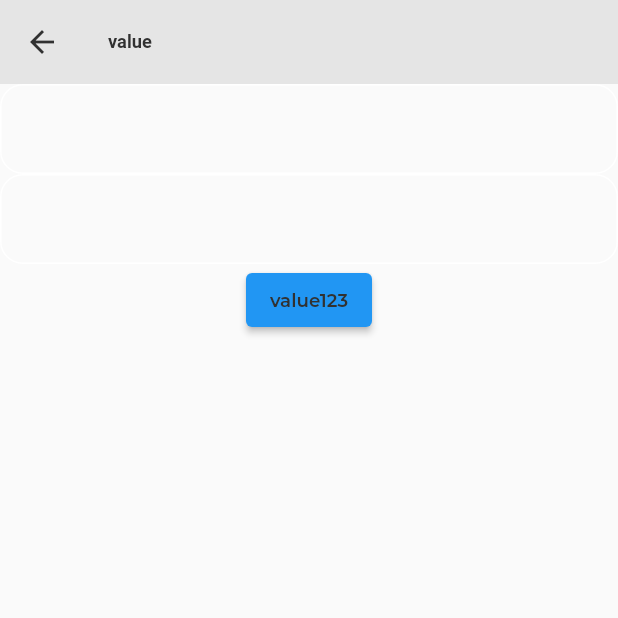
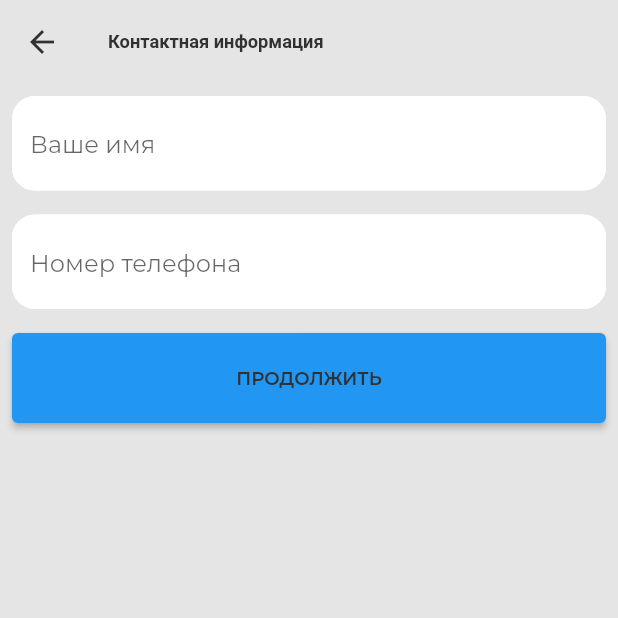
Before and after one commit to stahanfx/bitapp, a Flutter app: the LightRegistrationPage screen opened by its route, on a phone screen of 412 x 824 dp, the top half of it. Run offline on Flutter 3.47's test engine with Material 2 defaults, Android fonts, the phone set to English and light mode, and no system bars; our stand-ins replace custom_navigation_bar, dio, easy_debounce, easy_localization, equatable, flutter_screenutil and 3 more; accounts and stored records are empty; network calls fail; statements that could not run were skipped.

Commit message:
0.0.5.6.1

```diff
--- a/lib/core/services/api/user/user_model.dart
+++ b/lib/core/services/api/user/user_model.dart
@@ -73,11 +73,14 @@ class UserModel {
   @JsonKey(name: 'fuser_id')
   int? fuserId;
   @JsonKey(name: 'result')
+  String? name;
+  @JsonKey(name: 'resultName')
   String? phoneNumber;
 
   UserModel({
     required this.userId,
     required this.fuserId,
+    required this.name,
     required this.phoneNumber,
   });
 
--- a/lib/main.dart
+++ b/lib/main.dart
@@ -1,6 +1,8 @@
 import 'package:bitapp/views/basket/basket_page.dart';
 import 'package:bitapp/views/catalog/catalog_model.dart';
 import 'package:bitapp/views/home/home_model.dart';
+import 'package:bitapp/views/ordering/create/order_create_page.dart';
+import 'package:bitapp/views/ordering/create/order_create_page_model.dart';
 import 'package:bitapp/views/ordering/delivery/delivery_page.dart';
 import 'package:bitapp/views/ordering/delivery/delivery_page_model.dart';
 import 'package:bitapp/views/ordering/light_registration/light_registration_model.dart';
@@ -66,6 +68,7 @@ class MyApp extends StatelessWidget {
           ChangeNotifierProvider(create: (_) => LightRegistrationPageModel()),
           ChangeNotifierProvider(create: (_) => OrderDeliveryPageModel()),
           ChangeNotifierProvider(create: (_) => OrderPaymentPageModel()),
+          ChangeNotifierProvider(create: (_) => OrderCreatePageModel()),
           ChangeNotifierProvider(
               create: (_) => ProfilePageModel(), lazy: false),
         ],
@@ -95,6 +98,7 @@ class MyApp extends StatelessWidget {
             'catalog': (context) => const CatalogPage(argument: null),
             'catalog/product': (context) => const ProductPage(argument: null),
             'basket': (context) => const BasketPage(),
+            'order': (context) => OrderCreatePage(),
             'order/lightRegistration': (context) =>
                 const LightRegistrationPage(),
             'order/location': (context) => const LocationPage(),
--- /dev/null
+++ b/lib/theme/widgets/elements/text_field_widget.dart
@@ -0,0 +1,113 @@
+import 'package:bitapp/theme/styles/color_style.dart';
+import 'package:flutter/material.dart';
+import 'package:flutter_screenutil/flutter_screenutil.dart';
+
+// ignore: must_be_immutable
+class AppTextField extends StatelessWidget {
+  //Принимаем функции
+  var onEditingCompleteFunction;
+  var onSubmittedFunction;
+  var onTapFunction;
+  var controllerValue;
+  var onSaved;
+  var onChanged;
+
+  //Принимаем настроики
+  var errorText;
+  bool enabled;
+
+  //Принимаем дизайн
+  String hintString;
+  var prefixIcon;
+  var suffixIcon;
+  String prefixString = '';
+  TextInputAction textInputAction;
+  var lines;
+
+  AppTextField({
+    Key? key,
+    this.onSaved,
+    this.controllerValue,
+    this.onSubmittedFunction,
+    this.onEditingCompleteFunction,
+    this.onTapFunction,
+    this.onChanged,
+    this.errorText,
+    this.enabled = true,
+    this.hintString = '',
+    this.prefixIcon,
+    this.suffixIcon,
+    this.prefixString = '',
+    this.textInputAction = TextInputAction.none,
+    this.lines,
+  }) : super(key: key);
+
+  @override
+  Widget build(BuildContext context) {
+    return TextFormField(
+      //Настройки
+
+      //контроллер
+      controller: controllerValue,
+      onSaved: (value) {
+        controllerValue.text = value!;
+      },
+      onChanged: onChanged,
+      //Когда завершаем редактирование
+      onEditingComplete: onEditingCompleteFunction,
+      //Когда мы жмем кнопку на клаве
+      //Когда нажимаем
+      onTap: onTapFunction,
+
+      enabled: enabled,
+      //Оформление
+      style: TextStyle(
+        height: 1.4.h,
+      ),
+
+      minLines: lines,
+      maxLines: lines,
+
+      decoration: InputDecoration(
+        // errorText: errorText,
+
+        prefix: Text(prefixString),
+        prefixIcon: prefixIcon,
+        suffixIcon: suffixIcon,
+        hintText: hintString,
+        fillColor: AppColor.white,
+        filled: true,
+        enabled: enabled,
+
+        //Включен
+        enabledBorder: OutlineInputBorder(
+            borderRadius: BorderRadius.circular(15.r),
+            borderSide: const BorderSide(color: Colors.white),
+            gapPadding: 10.h),
+        prefixIconConstraints: BoxConstraints(minHeight: 0, minWidth: 60.h),
+        suffixIconConstraints: BoxConstraints(minHeight: 0, minWidth: 60.h),
+
+        //В фокусе
+
+        focusedBorder: OutlineInputBorder(
+            borderRadius: BorderRadius.circular(15.r),
+            borderSide: const BorderSide(color: Colors.white),
+            gapPadding: 10.h),
+
+        //Отключен
+
+        //Ошибка
+        errorBorder: OutlineInputBorder(
+            borderRadius: BorderRadius.circular(15.r),
+            borderSide: BorderSide(color: Colors.red.shade100, width: 2.w),
+            gapPadding: 100.h),
+
+        //Ошибка в фокусе
+        focusedErrorBorder: OutlineInputBorder(
+            borderRadius: BorderRadius.circular(15.r),
+            borderSide: BorderSide(color: Colors.red, width: 2.w),
+            gapPadding: 100.h),
+      ),
+    );
+  }
+}
--- /dev/null
+++ b/lib/views/ordering/create/order_arguments_models.dart
@@ -0,0 +1,64 @@
+class BasketToCreate {
+  String? quantity;
+  String? totalPrice;
+
+  BasketToCreate({
+    required this.quantity,
+    required this.totalPrice,
+  });
+}
+
+// class OrderCreate {
+//   OrderUser? orderUser;
+//   OrderDelivery? orderDelivery;
+//   OrderPayment? orderPayment;
+
+//   OrderCreate({
+//     required this.orderUser,
+//     required this.orderDelivery,
+//     required this.orderPayment,
+//   });
+// }
+
+class UserToCreate {
+  int? userId;
+  String? fio;
+  String? name;
+  String? phone;
+
+  UserToCreate({
+    required this.userId,
+    required this.fio,
+    required this.name,
+    required this.phone,
+  });
+}
+
+class DeliveryToCreate {
+  String? deliveryId;
+  String? deliveryName;
+  String? deliveryCity;
+  String? deliveryLogo;
+  double? deliveryPrice;
+
+  DeliveryToCreate({
+    required this.deliveryId,
+    required this.deliveryName,
+    required this.deliveryCity,
+    required this.deliveryPrice,
+  });
+}
+
+class PaymentToCreate {
+  String? paymentId;
+  String? paymentName;
+  String? paymentLogo;
+  String? paymentDescription;
+
+  PaymentToCreate({
+    required this.paymentId,
+    required this.paymentName,
+    required this.paymentLogo,
+    required this.paymentDescription,
+  });
+}
--- a/lib/views/ordering/light_registration/light_registration_page.dart
+++ b/lib/views/ordering/light_registration/light_registration_page.dart
@@ -1,3 +1,4 @@
+import 'package:bitapp/theme/widgets/elements/text_field_widget.dart';
 import 'package:bitapp/views/ordering/location/location_page.dart';
 import 'package:flutter/material.dart';
 import 'package:flutter_screenutil/flutter_screenutil.dart';
@@ -16,46 +17,26 @@ class LightRegistrationPage extends StatelessWidget {
     final nameController = TextEditingController();
     final phoneController = TextEditingController();
     return Scaffold(
+      backgroundColor: AppColor.backgroun,
       appBar: AppBar(
-        title: AppText.b12(value: "value", color: AppColor.black),
+        title:
+            AppText.b12(value: "Контактная информация", color: AppColor.black),
       ),
       body: Center(
         child: Column(
           children: [
-            TextField(
-              keyboardType: TextInputType.text,
-              controller: nameController,
-              decoration: InputDecoration(
-                enabledBorder: OutlineInputBorder(
-                    borderRadius: BorderRadius.circular(15.r),
-                    borderSide: const BorderSide(color: Colors.white),
-                    gapPadding: 10.h),
-                prefixIconConstraints:
-                    BoxConstraints(minHeight: 0, minWidth: 60.h),
-                suffixIconConstraints:
-                    BoxConstraints(minHeight: 0, minWidth: 60.h),
-                focusedBorder: OutlineInputBorder(
-                    borderRadius: BorderRadius.circular(15.r),
-                    borderSide: const BorderSide(color: Colors.white),
-                    gapPadding: 10.h),
+            Padding(
+              padding: const EdgeInsets.all(8.0),
+              child: AppTextField(
+                controllerValue: nameController,
+                hintString: 'Ваше имя',
               ),
             ),
-            TextField(
-              keyboardType: TextInputType.text,
-              controller: phoneController,
-              decoration: InputDecoration(
-                enabledBorder: OutlineInputBorder(
-                    borderRadius: BorderRadius.circular(15.r),
-                    borderSide: const BorderSide(color: Colors.white),
-                    gapPadding: 10.h),
-                prefixIconConstraints:
-                    BoxConstraints(minHeight: 0, minWidth: 60.h),
-                suffixIconConstraints:
-                    BoxConstraints(minHeight: 0, minWidth: 60.h),
-                focusedBorder: OutlineInputBorder(
-                    borderRadius: BorderRadius.circular(15.r),
-                    borderSide: const BorderSide(color: Colors.white),
-                    gapPadding: 10.h),
+            Padding(
+              padding: const EdgeInsets.all(8.0),
+              child: AppTextField(
+                controllerValue: phoneController,
+                hintString: 'Номер телефона',
               ),
             ),
             Consumer<LightRegistrationPageModel>(
@@ -91,18 +72,26 @@ class _LightRegistrationWidget extends StatelessWidget {
   Widget build(BuildContext context) {
     return Column(
       children: [
-        ElevatedButton(
+        Padding(
+          padding: const EdgeInsets.all(8.0),
+          child: Container(
+            height: 60,
+            width: double.infinity,
+            child: ElevatedButton(
                 onPressed: () async {
                   await model.postLightRegistration(
                       name: nameController.text, phone: phoneController.text);
                   if (model.type == 'OK') {
                     Navigator.push(
                       context,
-                  MaterialPageRoute(builder: (context) => const LocationPage()),
+                      MaterialPageRoute(
+                          builder: (context) => const LocationPage()),
                     );
                   }
                 },
-            child: AppText.b12(value: 'value123', color: AppColor.black)),
+                child: AppText.b12(value: 'ПРОДОЛЖИТЬ', color: AppColor.black)),
+          ),
+        ),
         AppText.b12(value: model.type, color: AppColor.black),
         AppText.b12(value: model.massage, color: AppColor.black),
       ],
--- a/lib/views/profile/profile_paga.dart
+++ b/lib/views/profile/profile_paga.dart
@@ -9,7 +9,7 @@ class ProfilePage extends StatelessWidget {
 
   @override
   Widget build(BuildContext context) {
-    var providerProfile = context.watch<ProfilePageModel>();
+    var providerProfile = context.read<ProfilePageModel>();
     providerProfile.getUserModel();
     return Consumer<ProfilePageModel>(
       builder: (context, model, child) {
```
Also changed, not shown: lib/core/services/api/order/create/api_create_get.dart (added, +27 -0 lines), lib/core/services/api/user/api_user_get.dart (+12 -3 lines), lib/views/basket/basket_page.dart (+17 -4 lines), lib/views/ordering/create/order_create_page_model.dart (added, +44 -0 lines), lib/views/ordering/delivery/delivery_page.dart (+12 -4 lines), lib/views/ordering/location/location_page.dart (+5 -19 lines), lib/views/ordering/payment/payment_page.dart (+19 -2 lines), lib/core/services/api/order/create/create_model.dart (added), lib/core/services/api/user/user_model.g.dart. Lines whose indentation alone changed are shown as unchanged.
